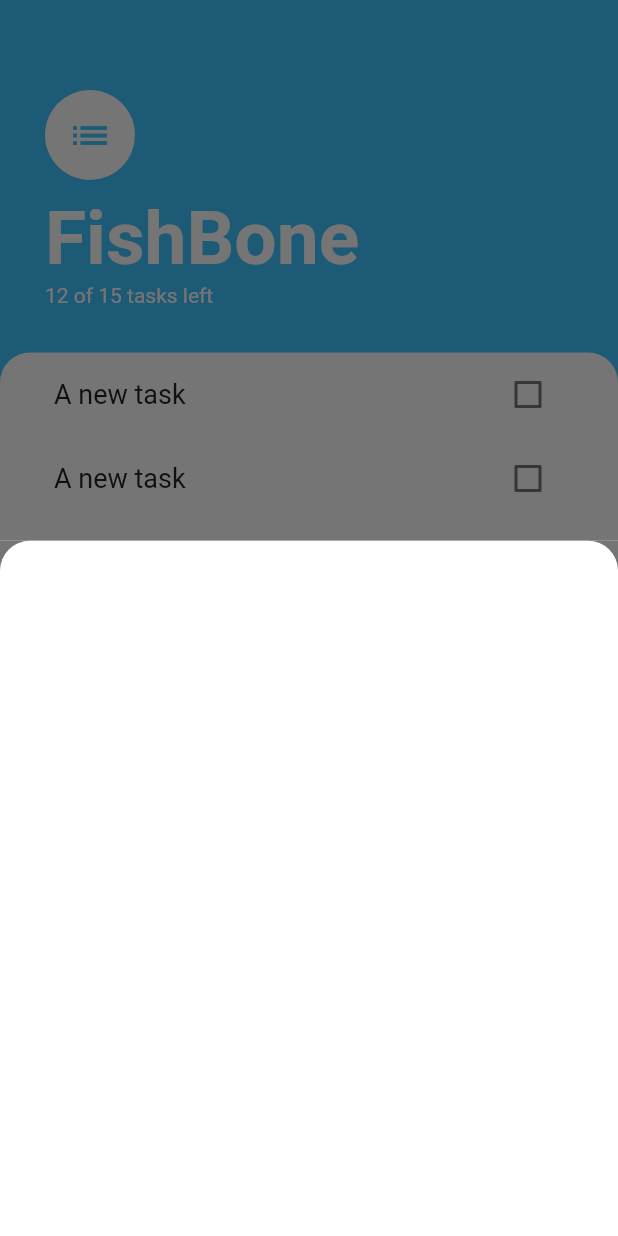
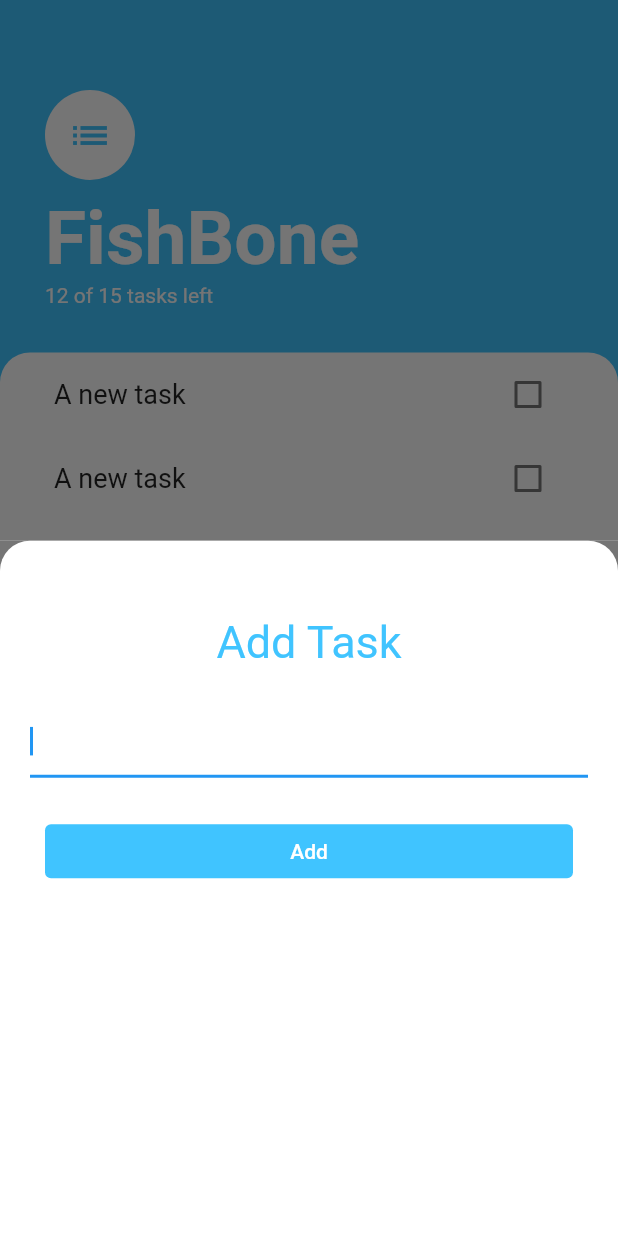
Before and after one commit to Erhabor-Fona/Todo-app, a Flutter app: the screen it shows after launch, after a tap on the "add" icon, on a phone screen of 412 x 824 dp. Run offline on Flutter 3.47's test engine with Material 2 defaults, Android fonts, the phone set to English and light mode, and no system bars.

Commit message:
Update: Finished add task screen

```diff
--- a/lib/Screens/add.task.dart
+++ b/lib/Screens/add.task.dart
@@ -13,6 +13,43 @@ class AddTask extends StatelessWidget {
           borderRadius: BorderRadius.only(topRight: Radius.circular(20),
           topLeft: Radius.circular(20),)
         ),
+        child: Column(
+          children: <Widget>[
+            Padding(
+              padding: EdgeInsets.only(top: 50.0, bottom: 25.0, left: 25.0, right: 25.0),
+              child: Text('Add Task',
+              style: TextStyle(fontSize: 30.0,
+              color: Colors.lightBlueAccent,
+              ),),
+            ),
+            Padding(
+              padding: EdgeInsets.symmetric(horizontal: 20.0),
+                child: TextField(
+                  autofocus: true,
+                  decoration: InputDecoration(
+                  ),
+                ),),
+            SizedBox(height: 15.0,),
+
+            Padding(
+              padding: const EdgeInsets.only(top: 10.0, left: 30.0, right: 30.0),
+              child: Column(
+                crossAxisAlignment: CrossAxisAlignment.stretch,
+                children: [
+                  TextButton(
+                    child: Text("Add"),
+                    style: TextButton.styleFrom(
+                      primary: Colors.white,
+                      backgroundColor: Colors.lightBlueAccent,
+                    ),
+                    onPressed: () {},
+                  ),
+                ],
+              ),
+            ),
+
+          ],
+        ),
       ),
     );
   }
```
